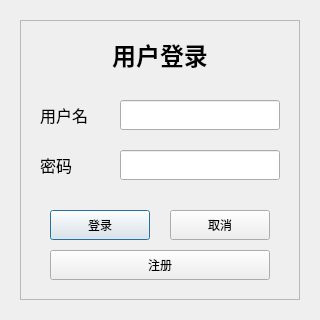
This is GUI/LoginDialogUI.ui in ljcleo/DBProj as Qt 5 draws it before an edit. The edited form follows.
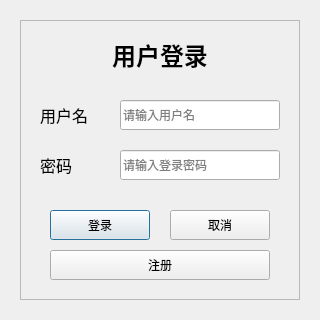
This is the edited form.

Commit message:
improve placeholder texts
improve placeholder texts for some textboxes
enlarge recommendation box

Diff of the .ui file:
```diff
--- a/GUI/LoginDialogUI.ui
+++ b/GUI/LoginDialogUI.ui
@@ -123,6 +123,9 @@
     <property name="maxLength">
      <number>16</number>
     </property>
+    <property name="placeholderText">
+     <string>请输入用户名</string>
+    </property>
    </widget>
    <widget class="QLineEdit" name="Password">
     <property name="geometry">
@@ -144,6 +147,9 @@
     <property name="echoMode">
      <enum>QLineEdit::Password</enum>
     </property>
+    <property name="placeholderText">
+     <string>请输入登录密码</string>
+    </property>
    </widget>
    <widget class="QLabel" name="UserIDLabel">
     <property name="geometry">
```
The commit also changes 13 other files.
